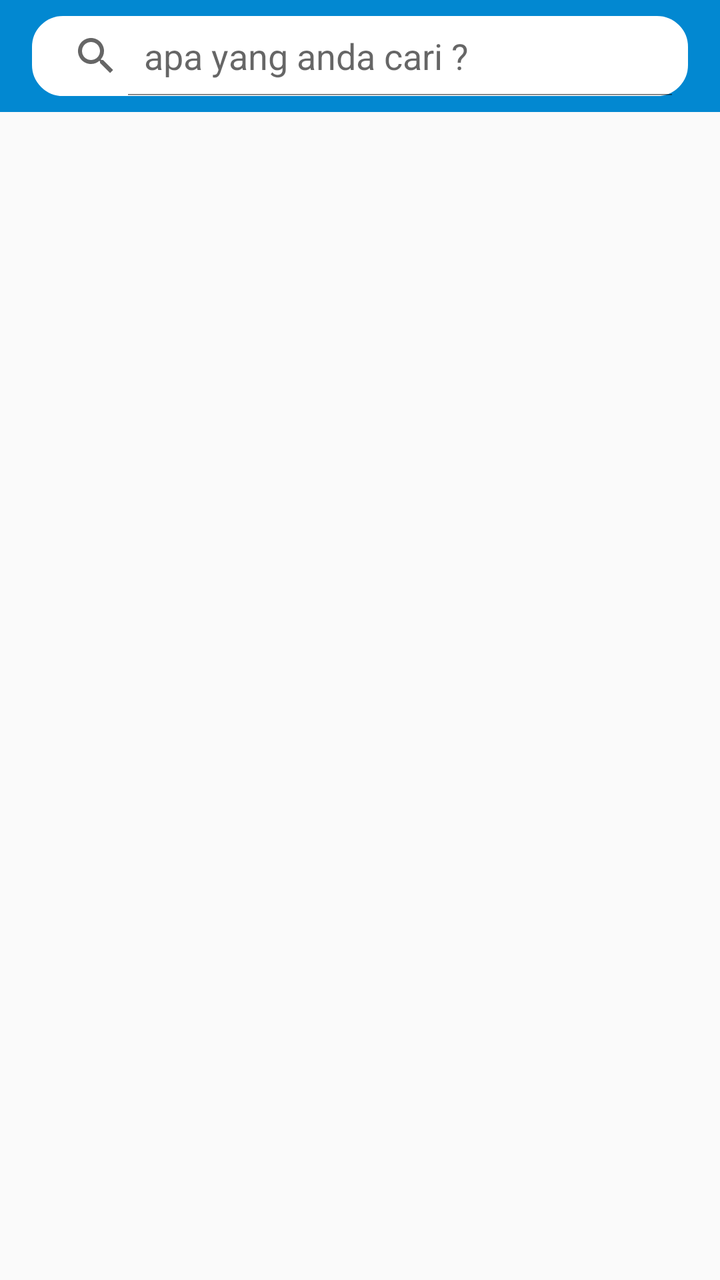
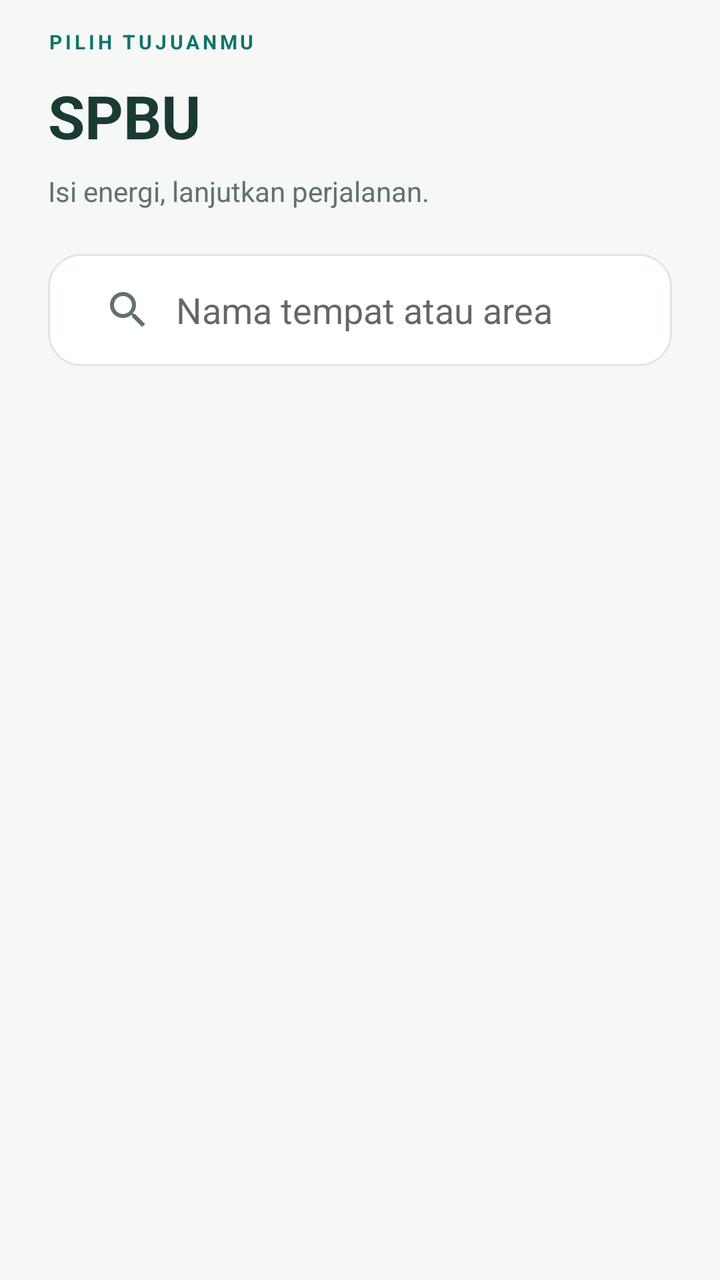

Screens rendered from an Android XML layout before and after an edit, with the pre-edit source and the edit as a unified diff.
<!-- AndroidManifest.xml: activity theme EditorTheme -->
<!-- res/layout/activity_spbu.xml -->
<?xml version="1.0" encoding="utf-8"?>
<LinearLayout
    xmlns:android="http://schemas.android.com/apk/res/android"
    xmlns:app="http://schemas.android.com/apk/res-auto"
    xmlns:tools="http://schemas.android.com/tools"
    android:layout_width="match_parent"
    android:layout_height="match_parent"
    android:orientation="vertical"
    tools:context="me.cekpedia.HotelActivity">

    <RelativeLayout
        android:layout_width="match_parent"
        android:layout_height="?attr/actionBarSize">

        <ImageView
            android:layout_width="match_parent"
            android:layout_height="?attr/actionBarSize"
            android:background="#0288D1" />

        <SearchView
            android:id="@+id/cari"
            android:layout_width="match_parent"
            android:layout_height="?android:attr/actionBarSize"
            android:layout_marginLeft="16dp"
            android:layout_marginRight="16dp"
            android:layout_marginTop="8dp"
            android:layout_marginBottom="8dp"
            android:backgroundTint="#FFF"
            android:background="@drawable/search_layout"
            android:drawableLeft="@drawable/ic_search"
            android:queryHint="apa yang anda cari ?"
            android:iconifiedByDefault="false"/>

        <ImageView
            android:layout_width="wrap_content"
            android:layout_height="wrap_content"
            android:layout_alignLeft="@+id/cari"
            android:layout_alignParentTop="true"
            android:layout_alignStart="@+id/cari"
            android:layout_marginTop="567dp"
            android:src="@drawable/ic_home_black_24dp"
            android:tint="@color/colorvector" />

    </RelativeLayout>
    <LinearLayout
        android:layout_width="match_parent"
        android:layout_height="wrap_content"
        android:orientation="vertical">
        <ListView
            android:layout_width="match_parent"
            android:layout_height="wrap_content"
            android:id="@+id/listviewspbu">
            


        </ListView>

        <android.support.v7.widget.RecyclerView
            android:layout_width="match_parent"
            android:layout_height="wrap_content"
            android:padding="16dp"
            android:background="#FFF"
            android:layout_margin="8dp"
            android:visibility="gone"
            android:id="@+id/result_list_spbu">

        </android.support.v7.widget.RecyclerView>

    </LinearLayout>
</LinearLayout>
<!-- resources referenced by this layout -->
<resources>
  <color name="colorvector">#FFFFFF</color>
  <!-- drawable ic_home_black_24dp (drawable) -->
  <vector android:height="32dp" android:viewportHeight="24.0"
      android:viewportWidth="24.0" android:width="32dp" xmlns:android="http://schemas.android.com/apk/res/android">
      <path android:fillColor="#FF000000" android:pathData="M10,20v-6h4v6h5v-8h3L12,3 2,12h3v8z"/>
  </vector>
  <!-- drawable ic_search (drawable) -->
  <vector xmlns:android="http://schemas.android.com/apk/res/android"
          android:width="24dp"
          android:height="24dp"
          android:viewportWidth="24.0"
          android:viewportHeight="24.0">
      <path
          android:fillColor="#FF000000"
          android:pathData="M15.5,14h-0.79l-0.28,-0.27C15.41,12.59 16,11.11 16,9.5 16,5.91 13.09,3 9.5,3S3,5.91 3,9.5 5.91,16 9.5,16c1.61,0 3.09,-0.59 4.23,-1.57l0.27,0.28v0.79l5,4.99L20.49,19l-4.99,-5zM9.5,14C7.01,14 5,11.99 5,9.5S7.01,5 9.5,5 14,7.01 14,9.5 11.99,14 9.5,14z"/>
  </vector>
  <!-- drawable search_layout (drawable) -->
  <?xml version="1.0" encoding="utf-8"?>
  <shape xmlns:android="http://schemas.android.com/apk/res/android">
  
      <stroke android:color="#95989A" android:width="1dp"/>
      <corners android:radius="15dp"/>
  
  </shape>
  <style name="EditorTheme" parent="Theme.AppCompat.Light.DarkActionBar">
          <item name="colorPrimary">@color/editorColorPrimary</item>
          <item name="colorAccent">@color/colorAccent</item>
      </style>
  <color name="editorColorPrimary">#0288D1</color>
  <color name="colorAccent">#FF4081</color>
</resources>

<!-- the commit's change to res/layout/activity_spbu.xml (unified diff, before → after) -->
@@ -1,70 +1,20 @@
 <?xml version="1.0" encoding="utf-8"?>
-<LinearLayout
-    xmlns:android="http://schemas.android.com/apk/res/android"
-    xmlns:app="http://schemas.android.com/apk/res-auto"
-    xmlns:tools="http://schemas.android.com/tools"
-    android:layout_width="match_parent"
-    android:layout_height="match_parent"
-    android:orientation="vertical"
-    tools:context="me.cekpedia.HotelActivity">
-
-    <RelativeLayout
-        android:layout_width="match_parent"
-        android:layout_height="?attr/actionBarSize">
-
-        <ImageView
-            android:layout_width="match_parent"
-            android:layout_height="?attr/actionBarSize"
-            android:background="#0288D1" />
-
-        <SearchView
-            android:id="@+id/cari"
-            android:layout_width="match_parent"
-            android:layout_height="?android:attr/actionBarSize"
-            android:layout_marginLeft="16dp"
-            android:layout_marginRight="16dp"
-            android:layout_marginTop="8dp"
-            android:layout_marginBottom="8dp"
-            android:backgroundTint="#FFF"
-            android:background="@drawable/search_layout"
-            android:drawableLeft="@drawable/ic_search"
-            android:queryHint="apa yang anda cari ?"
-            android:iconifiedByDefault="false"/>
-
-        <ImageView
-            android:layout_width="wrap_content"
-            android:layout_height="wrap_content"
-            android:layout_alignLeft="@+id/cari"
-            android:layout_alignParentTop="true"
-            android:layout_alignStart="@+id/cari"
-            android:layout_marginTop="567dp"
-            android:src="@drawable/ic_home_black_24dp"
-            android:tint="@color/colorvector" />
-
-    </RelativeLayout>
-    <LinearLayout
-        android:layout_width="match_parent"
-        android:layout_height="wrap_content"
-        android:orientation="vertical">
-        <ListView
-            android:layout_width="match_parent"
-            android:layout_height="wrap_content"
-            android:id="@+id/listviewspbu">
-            
-
-
-        </ListView>
-
-        <android.support.v7.widget.RecyclerView
-            android:layout_width="match_parent"
-            android:layout_height="wrap_content"
-            android:padding="16dp"
-            android:background="#FFF"
-            android:layout_margin="8dp"
-            android:visibility="gone"
-            android:id="@+id/result_list_spbu">
-
-        </android.support.v7.widget.RecyclerView>
-
+<LinearLayout xmlns:android="http://schemas.android.com/apk/res/android" xmlns:app="http://schemas.android.com/apk/res-auto" android:layout_width="match_parent" android:layout_height="match_parent" android:orientation="vertical" android:background="@color/canvas">
+     <LinearLayout android:layout_width="match_parent" android:layout_height="wrap_content" android:orientation="vertical" android:paddingLeft="24dp" android:paddingRight="24dp" android:paddingTop="14dp">
+      <TextView android:layout_width="match_parent" android:layout_height="wrap_content" android:text="PILIH TUJUANMU" android:textSize="10sp" android:textColor="@color/colorPrimary" android:fontFamily="sans-serif" android:textStyle="bold" android:letterSpacing="0.16" /><TextView android:layout_width="match_parent" android:layout_height="wrap_content" android:text="SPBU" android:textSize="30sp" android:textColor="@color/ink" android:fontFamily="sans-serif" android:textStyle="bold" android:layout_marginTop="10dp"/><TextView android:layout_width="match_parent" android:layout_height="wrap_content" android:text="Isi energi, lanjutkan perjalanan." android:textSize="14sp" android:textColor="@color/muted" android:fontFamily="sans-serif" android:layout_marginTop="8dp" android:lineSpacingExtra="3dp"/>
+      <SearchView android:id="@+id/cari" android:layout_width="match_parent" android:layout_height="56dp" android:layout_marginTop="22dp" android:layout_marginBottom="16dp" android:background="@drawable/bg_field" android:iconifiedByDefault="false" android:queryHint="Nama tempat atau area" android:queryBackground="@android:color/transparent" android:paddingLeft="8dp" android:paddingRight="8dp"/>
+     </LinearLayout>
+     <FrameLayout android:layout_width="match_parent" android:layout_height="0dp" android:layout_weight="1">
+      <ListView android:id="@+id/listviewspbu" android:layout_width="match_parent" android:layout_height="match_parent" android:paddingLeft="24dp" android:paddingRight="24dp" android:paddingBottom="24dp" android:clipToPadding="false" android:divider="@android:color/transparent" android:dividerHeight="14dp" android:scrollbars="none"/>
+      <android.support.v7.widget.RecyclerView android:id="@+id/result_list_spbu" android:layout_width="match_parent" android:layout_height="match_parent" android:paddingLeft="24dp" android:paddingRight="24dp" android:paddingBottom="24dp" android:clipToPadding="false" android:visibility="gone"/>
+<include layout="@layout/view_empty_places" android:id="@+id/category_empty" android:layout_width="match_parent" android:layout_height="wrap_content" android:layout_marginLeft="24dp" android:layout_marginRight="24dp" android:visibility="gone"/>
+     </FrameLayout>
     </LinearLayout>
+<!-- res/layout/view_empty_places.xml (included above) -->
+<?xml version="1.0" encoding="utf-8"?>
+<LinearLayout xmlns:android="http://schemas.android.com/apk/res/android" xmlns:app="http://schemas.android.com/apk/res-auto" android:layout_width="match_parent" android:layout_height="wrap_content" android:orientation="vertical" android:background="@drawable/bg_mint" android:padding="24dp">
+ <ImageView android:layout_width="40dp" android:layout_height="40dp" android:src="@drawable/ic_ui_pin"/>
+ <TextView android:layout_width="match_parent" android:layout_height="wrap_content" android:text="Masih ada yang bisa ditemukan." android:textSize="21sp" android:textColor="@color/ink" android:fontFamily="sans-serif" android:id="@+id/empty_places_title" android:textStyle="bold" android:layout_marginTop="18dp"/>
+ <TextView android:layout_width="match_parent" android:layout_height="wrap_content" android:text="Belum ada tempat untuk ditampilkan. Coba pencarian lain atau jelajahi kategori berikutnya." android:textSize="14sp" android:textColor="@color/muted" android:fontFamily="sans-serif" android:id="@+id/empty_places_message" android:lineSpacingExtra="5dp" android:layout_marginTop="10dp"/>
+<Button android:id="@+id/retry_places" style="@style/Cek.Button.Secondary" android:text="Muat ulang" android:visibility="gone" android:layout_marginTop="18dp"/>
 </LinearLayout>
<!-- resource entries referenced after the edit -->
@@ -1,34 +1,33 @@
 <!-- resources referenced by this layout -->
 <resources>
-  <color name="colorvector">#FFFFFF</color>
-  <!-- drawable ic_home_black_24dp (drawable) -->
-  <vector android:height="32dp" android:viewportHeight="24.0"
-      android:viewportWidth="24.0" android:width="32dp" xmlns:android="http://schemas.android.com/apk/res/android">
-      <path android:fillColor="#FF000000" android:pathData="M10,20v-6h4v6h5v-8h3L12,3 2,12h3v8z"/>
-  </vector>
-  <!-- drawable ic_search (drawable) -->
-  <vector xmlns:android="http://schemas.android.com/apk/res/android"
-          android:width="24dp"
-          android:height="24dp"
-          android:viewportWidth="24.0"
-          android:viewportHeight="24.0">
-      <path
-          android:fillColor="#FF000000"
-          android:pathData="M15.5,14h-0.79l-0.28,-0.27C15.41,12.59 16,11.11 16,9.5 16,5.91 13.09,3 9.5,3S3,5.91 3,9.5 5.91,16 9.5,16c1.61,0 3.09,-0.59 4.23,-1.57l0.27,0.28v0.79l5,4.99L20.49,19l-4.99,-5zM9.5,14C7.01,14 5,11.99 5,9.5S7.01,5 9.5,5 14,7.01 14,9.5 11.99,14 9.5,14z"/>
-  </vector>
-  <!-- drawable search_layout (drawable) -->
+  <color name="canvas">#F6F8F5</color>
+  <color name="colorPrimary">#0D7568</color>
+  <color name="ink">#193B34</color>
+  <color name="muted">#60736A</color>
+  <!-- drawable bg_field (drawable) -->
   <?xml version="1.0" encoding="utf-8"?>
-  <shape xmlns:android="http://schemas.android.com/apk/res/android">
-  
-      <stroke android:color="#95989A" android:width="1dp"/>
-      <corners android:radius="15dp"/>
-  
-  </shape>
-  <style name="EditorTheme" parent="Theme.AppCompat.Light.DarkActionBar">
-          <item name="colorPrimary">@color/editorColorPrimary</item>
-          <item name="colorAccent">@color/colorAccent</item>
-      </style>
-  <color name="editorColorPrimary">#0288D1</color>
-  <color name="colorAccent">#FF4081</color>
+  <shape xmlns:android="http://schemas.android.com/apk/res/android"><solid android:color="#FFFFFF"/><corners android:radius="16dp"/><stroke android:width="1dp" android:color="#DDE7DF"/></shape>
+  <!-- drawable bg_mint (drawable) -->
+  <?xml version="1.0" encoding="utf-8"?>
+  <shape xmlns:android="http://schemas.android.com/apk/res/android"><solid android:color="#E6F1E9"/><corners android:radius="18dp"/></shape>
+  <!-- drawable ic_ui_pin (drawable) -->
+  <?xml version="1.0" encoding="utf-8"?>
+  <vector xmlns:android="http://schemas.android.com/apk/res/android" android:width="24dp" android:height="24dp" android:viewportWidth="24" android:viewportHeight="24"><path android:pathData="M20,10 C20,16 12,22 12,22 C12,22 4,16 4,10 A8,8 0,1 1,20 10 M15,10 A3,3 0,1 1,9 10 A3,3 0,1 1,15 10" android:fillColor="@android:color/transparent" android:strokeColor="#0D7568" android:strokeWidth="1.7" android:strokeLineCap="round" android:strokeLineJoin="round"/></vector>
+  <style name="Cek.Button.Secondary" parent="Cek.Button"><item name="android:background">@drawable/bg_button_secondary</item><item name="android:textColor">@color/colorPrimary</item></style>
+  <style name="EditorTheme" parent="AppTheme" />
+  <style name="Cek.Button" parent="@android:style/Widget.Button"><item name="android:layout_width">match_parent</item><item name="android:layout_height">56dp</item><item name="android:textAllCaps">false</item><item name="android:textSize">15sp</item><item name="android:fontFamily">sans-serif-medium</item><item name="android:elevation">0dp</item><item name="android:stateListAnimator">@null</item><item name="android:paddingLeft">20dp</item><item name="android:paddingRight">20dp</item></style>
+  <!-- drawable bg_button_secondary (drawable) -->
+  <?xml version="1.0" encoding="utf-8"?>
+  <selector xmlns:android="http://schemas.android.com/apk/res/android"><item android:state_pressed="true"><shape><solid android:color="#D2E7D8"/><corners android:radius="16dp"/></shape></item><item><shape><solid android:color="#E6F1E9"/><corners android:radius="16dp"/></shape></item></selector>
+  <style name="AppTheme" parent="Theme.AppCompat.Light.DarkActionBar">
+    <item name="colorPrimary">@color/canvas</item><item name="colorPrimaryDark">@color/canvas</item>
+    <item name="colorAccent">@color/colorPrimary</item><item name="android:windowBackground">@color/canvas</item>
+    <item name="android:fontFamily">sans-serif</item><item name="android:colorBackground">@color/canvas</item>
+    <item name="android:textColorPrimary">@color/ink</item><item name="android:textColorSecondary">@color/muted</item>
+    <item name="actionBarTheme">@style/Cek.ActionBar</item><item name="actionBarStyle">@style/Cek.ActionBarStyle</item>
+   </style>
+  <style name="Cek.ActionBar" parent="ThemeOverlay.AppCompat.Light"><item name="colorControlNormal">@color/ink</item><item name="android:textColorPrimary">@color/ink</item></style>
+  <style name="Cek.ActionBarStyle" parent="Widget.AppCompat.ActionBar.Solid"><item name="background">@color/canvas</item><item name="elevation">0dp</item><item name="titleTextStyle">@style/Cek.ActionBarTitle</item></style>
+  <style name="Cek.ActionBarTitle" parent="TextAppearance.AppCompat.Widget.ActionBar.Title"><item name="android:textColor">@color/ink</item><item name="android:textSize">18sp</item><item name="android:fontFamily">sans-serif-medium</item></style>
 </resources>
 
